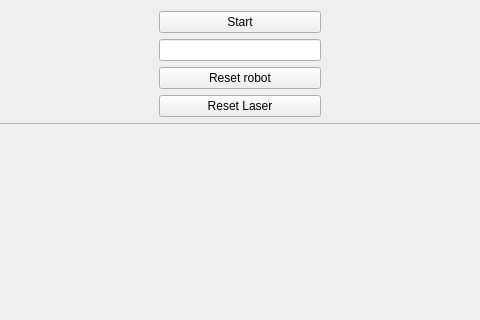
Old version of the form build-demoRMR-Desktop_Qt_5_14_1_GCC_64bit-Debug/demoRMR/mainwindow.ui in the repository Patrik-654123/RMR; both pictures show x 680 to 1160 and y 0 to 320 of the 1250 by 850 pixel window.
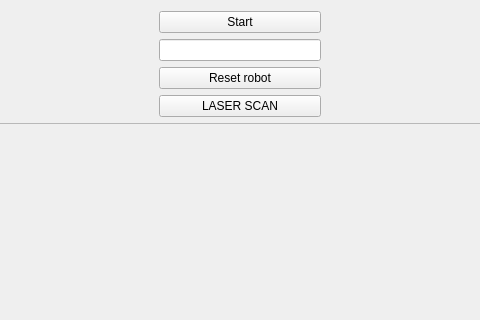
New version of the form.

What changed in the file:
```diff
--- a/build-demoRMR-Desktop_Qt_5_14_1_GCC_64bit-Debug/demoRMR/mainwindow.ui
+++ b/build-demoRMR-Desktop_Qt_5_14_1_GCC_64bit-Debug/demoRMR/mainwindow.ui
@@ -89,7 +89,7 @@
          </size>
         </property>
         <property name="text">
-         <string>Reset Laser</string>
+         <string>LASER SCAN</string>
         </property>
        </widget>
       </item>
```
